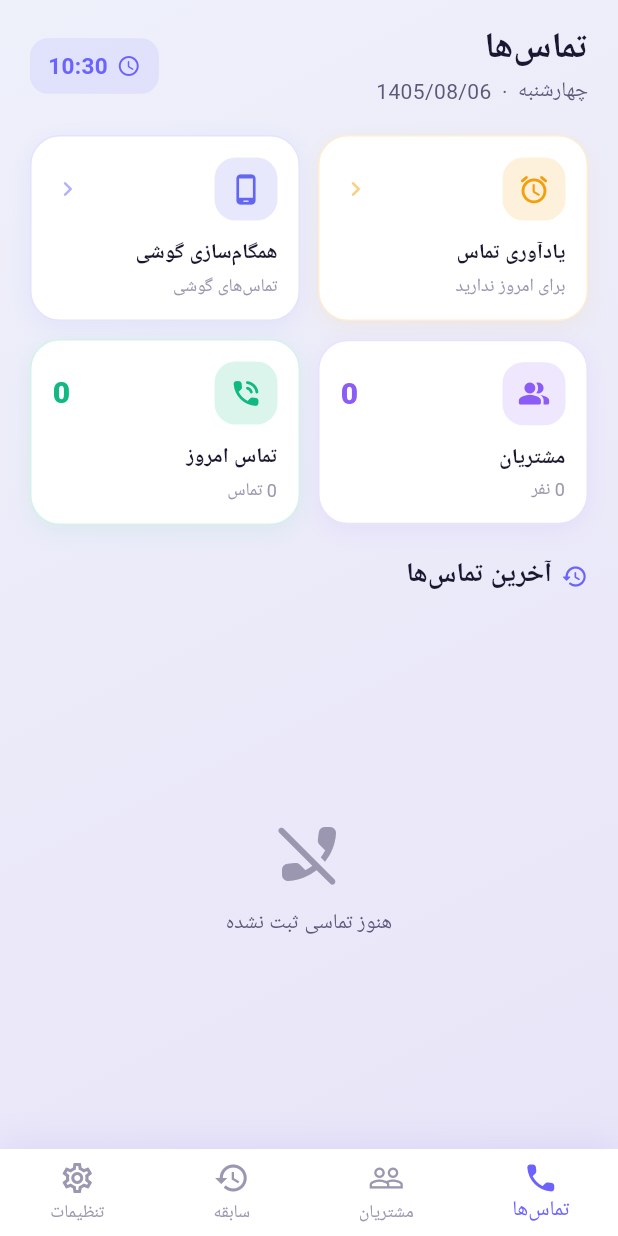
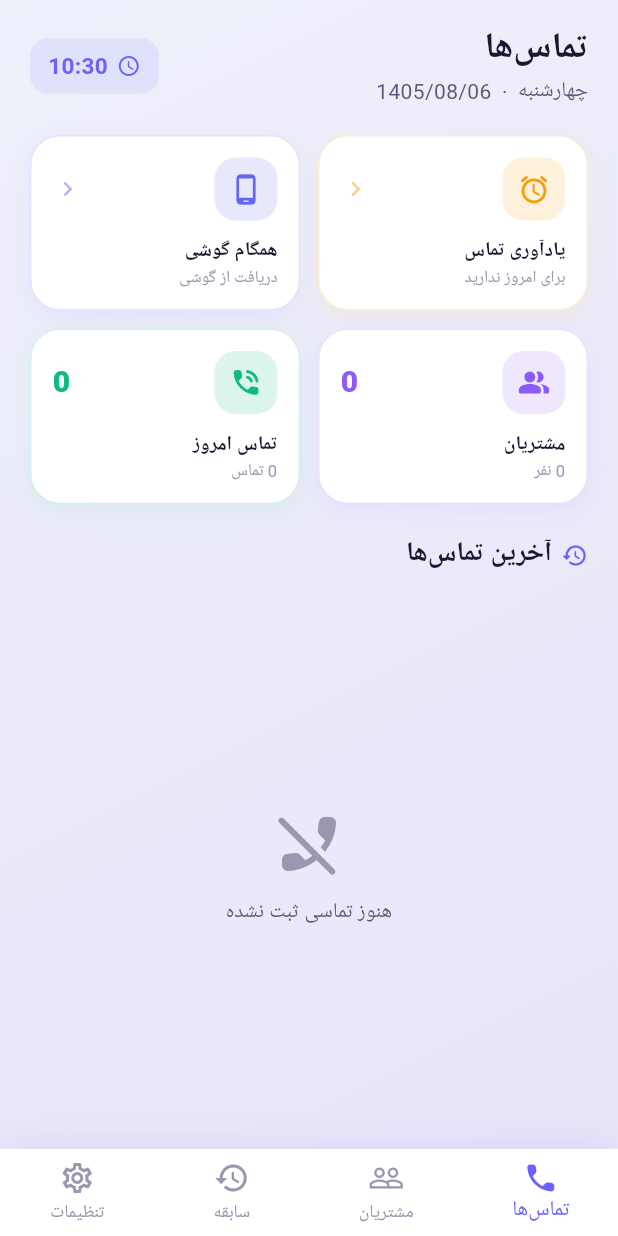
Before and after one commit to froshapp09/customer-callbook, a Flutter app: the screen it shows after launch, after a tap on "رد کردن", on a phone screen of 412 x 824 dp. Run offline on Flutter 3.47's test engine with Material 3 defaults, Android fonts, the phone set to English and light mode, and no system bars; our stand-ins replace file_picker, flutter_contacts, flutter_local_notifications, google_fonts, permission_handler, share_plus and 2 more; missing offline and left inert: home_widget; accounts and stored records are empty; Roboto replaces fonts that are missing (Vazirmatn); statements that could not run were skipped.

Commit message:
Add files via upload

```diff
--- a/lib/data/models/call_record.dart
+++ b/lib/data/models/call_record.dart
@@ -5,6 +5,7 @@ class CallRecord {
   final int type; // 1 in, 2 out, 3 missed
   final DateTime at;
   final int durationSec;
+  final String? resultStatus; // وضعیت انتخاب‌شده بعد تماس
 
   CallRecord({
     required this.id,
@@ -13,6 +14,7 @@ class CallRecord {
     required this.type,
     required this.at,
     this.durationSec = 0,
+    this.resultStatus,
   });
 
   Map<String, dynamic> toJson() => {
@@ -22,6 +24,7 @@ class CallRecord {
         'type': type,
         'at': at.toIso8601String(),
         'durationSec': durationSec,
+        'resultStatus': resultStatus,
       };
 
   factory CallRecord.fromJson(Map<String, dynamic> j) => CallRecord(
@@ -31,6 +34,7 @@ class CallRecord {
         type: j['type'] as int? ?? 1,
         at: DateTime.tryParse(j['at'] as String? ?? '') ?? DateTime.now(),
         durationSec: j['durationSec'] as int? ?? 0,
+        resultStatus: j['resultStatus'] as String?,
       );
 
   String get typeLabel {
--- a/lib/data/models/customer.dart
+++ b/lib/data/models/customer.dart
@@ -45,7 +45,7 @@ class Customer {
     required this.phone,
     this.note,
     this.tag = 'مشتری',
-    this.status = CustomerStatus.neu,
+    this.status = CustomerStatus.tracking,
     this.city,
     this.orderAmount,
     this.reminderAt,
@@ -113,7 +113,7 @@ class Customer {
         phone: (j['phone'] as String?) ?? '',
         note: j['note'] != null ? TextRepair.fix(j['note'] as String) : null,
         tag: TextRepair.fix((j['tag'] as String?) ?? 'مشتری'),
-        status: TextRepair.fix((j['status'] as String?) ?? CustomerStatus.neu),
+        status: CustomerStatus.normalize(TextRepair.fix((j['status'] as String?) ?? CustomerStatus.tracking)),
         city: j['city'] != null ? TextRepair.fix(j['city'] as String) : null,
         orderAmount: (j['orderAmount'] as num?)?.toDouble(),
         reminderAt: j['reminderAt'] != null ? DateTime.tryParse(j['reminderAt']) : null,
--- a/lib/features/add_customer/presentation/pages/add_customer_page.dart
+++ b/lib/features/add_customer/presentation/pages/add_customer_page.dart
@@ -31,7 +31,7 @@ class _AddCustomerPageState extends State<AddCustomerPage> {
   final _amount = TextEditingController();
   final _service = CustomerService();
   String _tag = 'مشتری';
-  String _status = CustomerStatus.neu;
+  String _status = CustomerStatus.tracking;
   DateTime? _reminderAt;
   bool _saving = false;
   List<String> _templates = [];
--- a/lib/features/home/presentation/pages/home_page.dart
+++ b/lib/features/home/presentation/pages/home_page.dart
@@ -152,10 +152,12 @@ class _HomePageState extends State<HomePage> {
       if (phone == null || status == null || phone.isEmpty) return;
       final c = await _service.findByPhone(phone);
       if (c == null) return;
-      await _service.update(c.copyWith(status: status));
+      final normalized = CustomerStatus.normalize(status);
+      await _service.update(c.copyWith(status: normalized));
+      await _service.updateLatestCallStatus(phone, normalized);
       if (mounted) {
         ScaffoldMessenger.of(context).showSnackBar(
-          SnackBar(content: Text('وضعیت «${c.name}» → $status')),
+          SnackBar(content: Text('وضعیت «${c.name}» → $normalized')),
         );
         _load();
       }
@@ -419,8 +421,8 @@ class _CallsTab extends StatelessWidget {
                       const SizedBox(width: 12),
                       Expanded(
                         child: _FeatureTile(
-                          title: 'همگام‌سازی گوشی',
-                          subtitle: 'تماس‌های گوشی',
+                          title: 'همگام گوشی',
+                          subtitle: 'دریافت از گوشی',
                           icon: Icons.phone_android_rounded,
                           color: const Color(0xFF6366F1),
                           onTap: onSync,
@@ -609,9 +611,9 @@ class _FeatureTile extends StatelessWidget {
             ],
           ),
           const SizedBox(height: 12),
-          Text(title, maxLines: 1, overflow: TextOverflow.ellipsis, style: TextStyle(fontWeight: FontWeight.w800, fontSize: 14, color: AppColors.textPrimary)),
+          Text(title, maxLines: 2, overflow: TextOverflow.ellipsis, style: TextStyle(fontWeight: FontWeight.w800, fontSize: 13, height: 1.2, color: AppColors.textPrimary)),
           const SizedBox(height: 2),
-          Text(subtitle, maxLines: 1, overflow: TextOverflow.ellipsis, style: Theme.of(context).textTheme.bodySmall?.copyWith(color: AppColors.textMuted)),
+          Text(subtitle, maxLines: 1, overflow: TextOverflow.ellipsis, style: Theme.of(context).textTheme.bodySmall?.copyWith(color: AppColors.textMuted, fontSize: 11)),
         ],
       ),
     );
--- a/pubspec.yaml
+++ b/pubspec.yaml
@@ -1,7 +1,7 @@
 name: customer_callbook
 description: فروشیار — مدیریت تماس و مشتری
 publish_to: 'none'
-version: 1.37.6+89
+version: 1.38.0+90
 
 environment:
   sdk: '>=3.2.0 <4.0.0'
```
Also changed, not shown: lib/data/services/customer_service.dart (+45 -0 lines), lib/features/customer_detail/presentation/pages/customer_detail_page.dart (+49 -15 lines), 1 other file.
